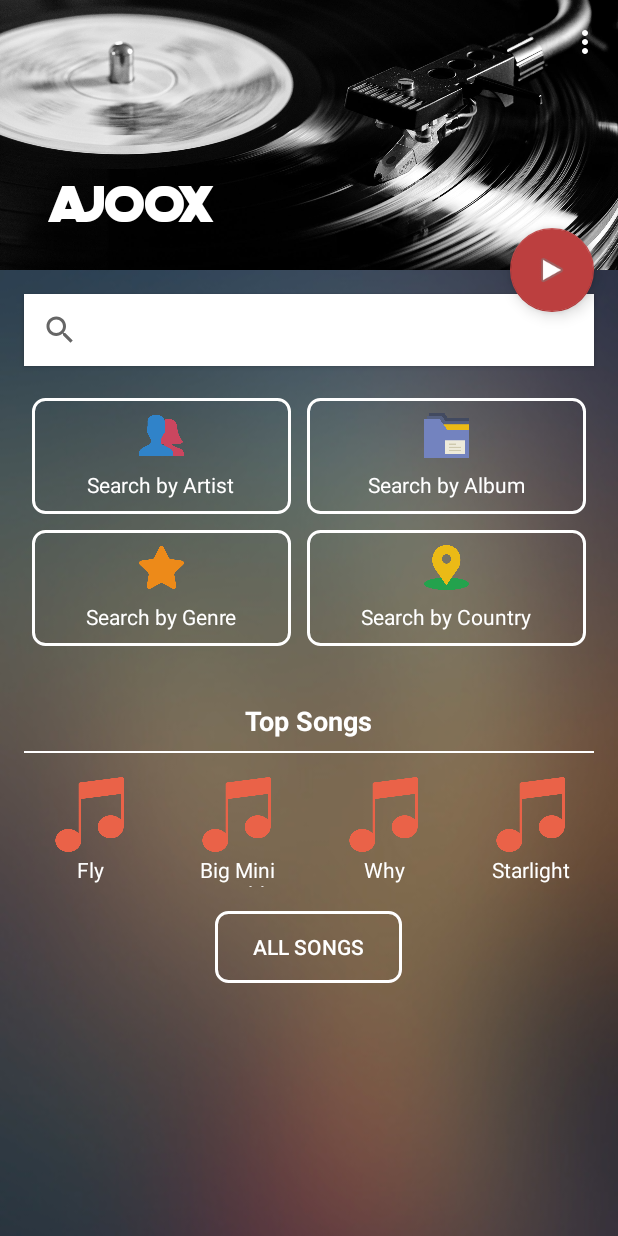
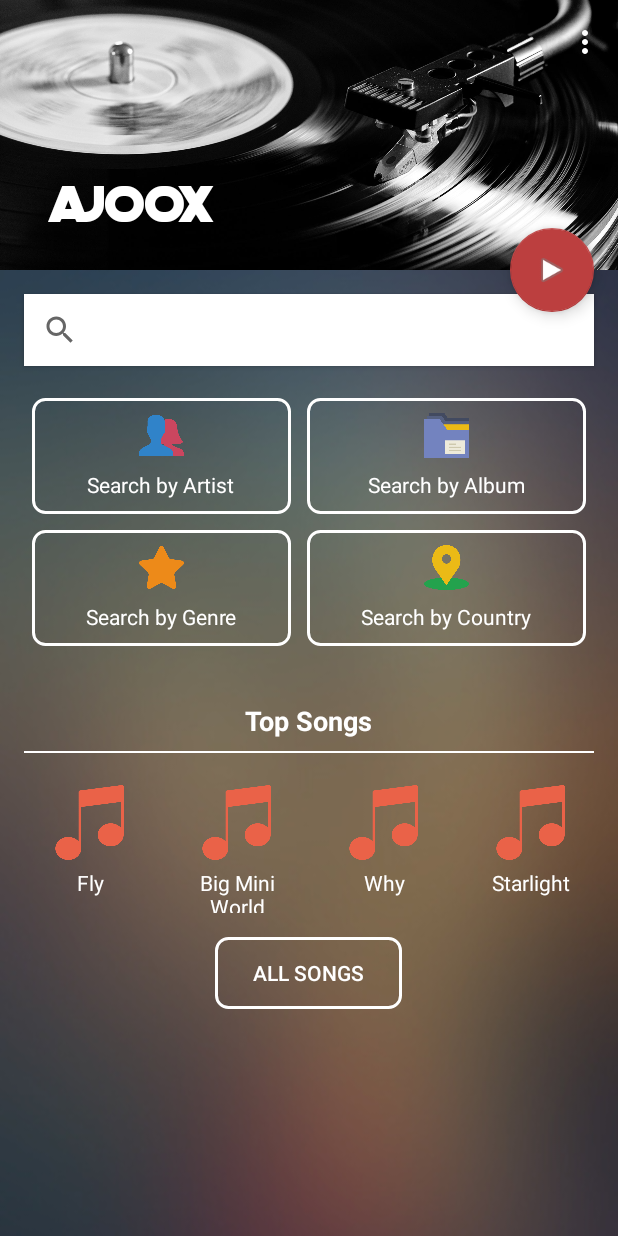
Before and after one commit to citacup/ajoox, an Android app: the screen it shows after launch (ScrollingActivity), on a phone screen of 412 x 824 dp. Run offline under Robolectric (Android 15) with nearby library versions, the phone set to English and light mode, and no system bars.

Commit message:
edit grid and icon

```diff
--- a/app/src/main/java/com/ictidn/cita/ajoox/GridActivity.java
+++ b/app/src/main/java/com/ictidn/cita/ajoox/GridActivity.java
@@ -45,11 +45,11 @@ public class GridActivity extends Activity {
                 break;
             case "genre":
                 typeText.setText("All Genre");
-                gridview.setAdapter(new ImageAdapter(this, data.getArtist(""), R.drawable.sound_icon));
+                gridview.setAdapter(new ImageAdapter(this, data.getArtist(""), R.drawable.genre));
                 break;
             case "country":
                 typeText.setText("All Country");
-                gridview.setAdapter(new ImageAdapter(this, data.getArtist(""), R.drawable.sound_icon));
+                gridview.setAdapter(new ImageAdapter(this, data.getArtist(""), R.drawable.country));
                 break;
         }
 
--- a/app/src/main/res/layout/grid_item.xml
+++ b/app/src/main/res/layout/grid_item.xml
@@ -1,8 +1,7 @@
 <?xml version="1.0" encoding="utf-8"?>
 <LinearLayout
     xmlns:android="http://schemas.android.com/apk/res/android"
-    android:paddingTop="0dip"
-    android:paddingBottom="0dip"
+    android:padding="5dp"
     android:layout_width="fill_parent"
     android:layout_height="wrap_content"
     android:orientation="vertical"
@@ -19,8 +18,7 @@
         android:gravity="center"
         android:layout_width="fill_parent"
         android:layout_height="wrap_content"
-        android:layout_weight="0.2"
         android:textColor="@android:color/white"
-        android:padding="2dp"
+        android:padding="5dp"
         android:text="Song Name"/>
 </LinearLayout>
```
Also changed, not shown: 1 other file.
